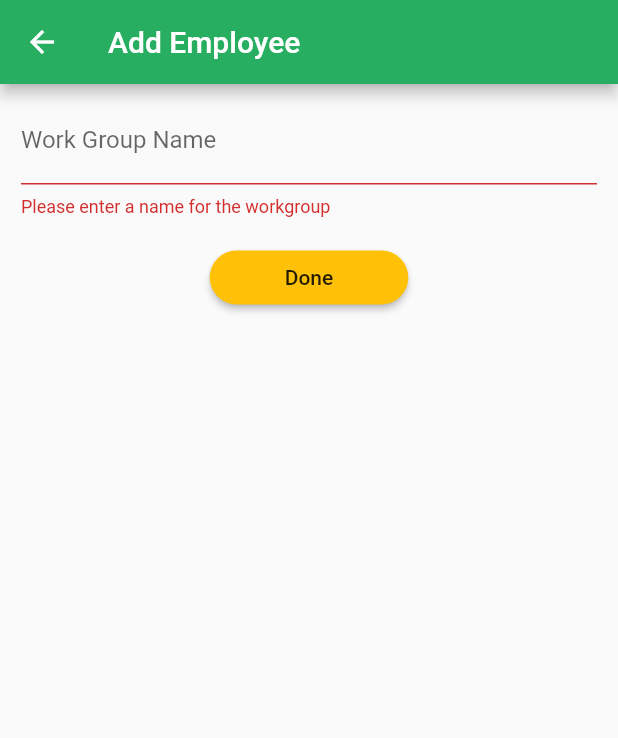
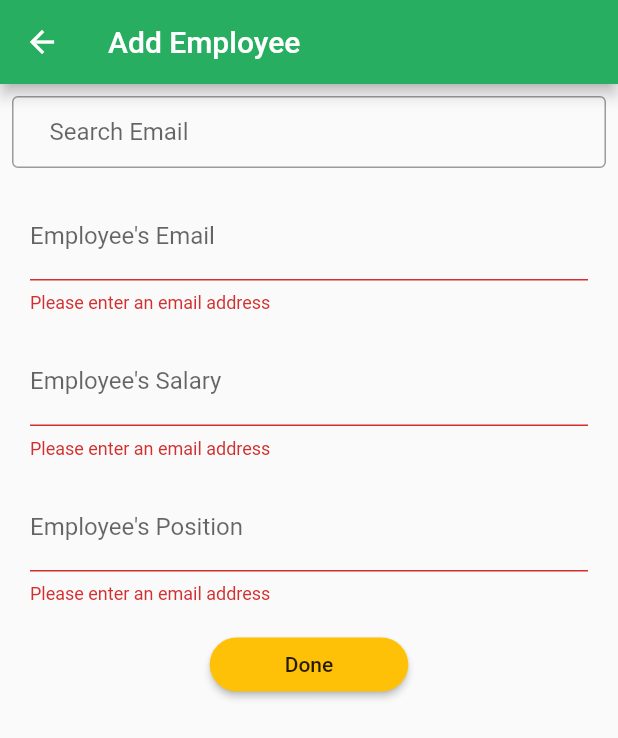
Before and after one commit to WorKey-FinalProject/WorKey-Code, a Flutter app: the AddEmployeeScreen screen opened directly, after a tap on "Done", on a phone screen of 412 x 824 dp. Shown: the top 738 px of the screen. Run offline on Flutter 3.47's test engine with Material 2 defaults, Android fonts, the phone set to English and light mode, and no system bars; our stand-ins replace carousel_slider, firebase_auth, firebase_core, firebase_database, firebase_storage, flutter_staggered_animations and 4 more; missing offline and left inert: time_machine, timetable; accounts and stored records are empty.

Commit message:
Update add_employee_form.dart
adding search - not complete

```diff
--- a/workey/lib/company_account/widgets/add_employee_form.dart
+++ b/workey/lib/company_account/widgets/add_employee_form.dart
@@ -3,6 +3,8 @@ import 'dart:io';
 import 'package:flutter/material.dart';
 import 'package:flutter/services.dart';
 import 'package:provider/provider.dart';
+import 'package:workey/general/models/group_employee_model.dart';
+import 'package:workey/general/models/personal_account_model.dart';
 
 import '../../general/widgets/profile_picture.dart';
 import '../../general/models/snackbar_result.dart';
@@ -16,10 +18,30 @@ class AddEmployeeForm extends StatefulWidget {
 
 class _AddEmployeeForm extends State<AddEmployeeForm> {
   // final workGroupLocationController = GoogleMapController;
-
-  final _workGroupNameController = TextEditingController();
+  List<PersonalAccountModel> personalAccountList = [];
+  List<String> tempSearchList = [];
+  final _employeeEmailController = TextEditingController();
+  final _employeeSalaryController = TextEditingController();
+  final _employeePositionController = TextEditingController();
 
   final _formKey = GlobalKey<FormState>();
+
+  _searchNewEmployee(String searchValue) {
+    if (searchValue.isEmpty) {
+      setState(() {
+        personalAccountList = [];
+        tempSearchList = [];
+      });
+    } else {
+      personalAccountList.forEach((element) {
+        if (element.email.startsWith(searchValue)) {
+          setState(() {
+            tempSearchList.add(element.email);
+          });
+        }
+      });
+    }
+  }
 
   Future<void> _addNewWorkGroup() async {
     final workGroupProvider =
@@ -30,9 +52,10 @@ class _AddEmployeeForm extends State<AddEmployeeForm> {
     if (isValid) {
       _formKey.currentState.save();
 
+//GroupEmployeeModel newEmoloyee = GroupEmployeeModel(id: null, workGroupId: null)
       WorkGroupModel newWorkGroup = WorkGroupModel(
         dateOfCreation: DateTime.now().toString(),
-        workGroupName: _workGroupNameController.text,
+        workGroupName: _employeeEmailController.text,
         workGroupLogo: '',
       );
 
@@ -68,7 +91,9 @@ class _AddEmployeeForm extends State<AddEmployeeForm> {
 
   @override
   void dispose() {
-    _workGroupNameController.dispose();
+    _employeeEmailController.dispose();
+    _employeePositionController.dispose();
+    _employeeSalaryController.dispose();
     super.dispose();
   }
 
@@ -83,22 +108,25 @@ class _AddEmployeeForm extends State<AddEmployeeForm> {
             mainAxisAlignment: MainAxisAlignment.start,
             crossAxisAlignment: CrossAxisAlignment.center,
             children: [
-              Container(
-                margin: EdgeInsets.symmetric(vertical: 8.0, horizontal: 14.0),
-                child: TextFormField(
-                  controller: _workGroupNameController,
-                  validator: (value) {
-                    if (value.isEmpty) {
-                      return 'Please enter a name for the workgroup';
-                    }
-                    return null;
-                  },
-                  decoration: InputDecoration(labelText: 'Work Group Name'),
-                  onSaved: (value) {
-                    _workGroupNameController.text = value;
-                  },
+              Padding(
+                padding: const EdgeInsets.all(8.0),
+                child: TextField(
+                  onChanged: (searchValue) => _searchNewEmployee(searchValue),
+                  decoration: InputDecoration(
+                    //prefixIcon: IconButton(icon: Icon(Icons.arrow_back, color: Colors.black),iconSize: 20.0,onPressed: ,),
+                    contentPadding: EdgeInsets.only(left: 25.0),
+                    hintText: 'Search Email',
+                    border: OutlineInputBorder(
+                      borderRadius: BorderRadius.circular(4.0),
+                    ),
+                  ),
                 ),
               ),
+
+              _textFieldForm(_employeeEmailController, 'Employee\'s Email'),
+              _textFieldForm(_employeeSalaryController, 'Employee\'s Salary'),
+              _textFieldForm(
+                  _employeePositionController, 'Employee\'s Position'),
               // Container(
               //   margin: EdgeInsets.symmetric(vertical: 8.0, horizontal: 14.0),
               //   child: Row(
@@ -160,4 +188,23 @@ class _AddEmployeeForm extends State<AddEmployeeForm> {
       ),
     );
   }
+
+  Widget _textFieldForm(TextEditingController controller, String labelText) {
+    return Container(
+      margin: EdgeInsets.symmetric(vertical: 8.0, horizontal: 20.0),
+      child: TextFormField(
+        controller: controller,
+        validator: (value) {
+          if (value.isEmpty) {
+            return 'Please enter an email address';
+          }
+          return null;
+        },
+        decoration: InputDecoration(labelText: labelText),
+        onSaved: (value) {
+          controller.text = value;
+        },
+      ),
+    );
+  }
 }
```
